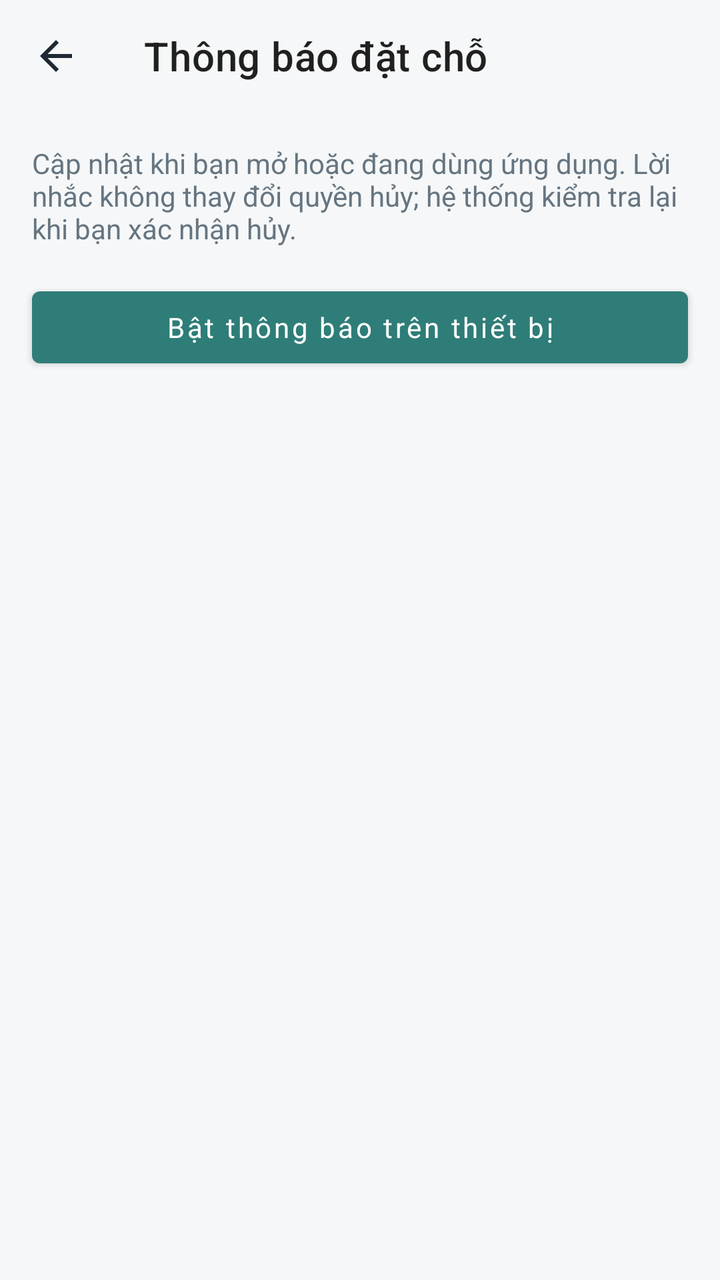
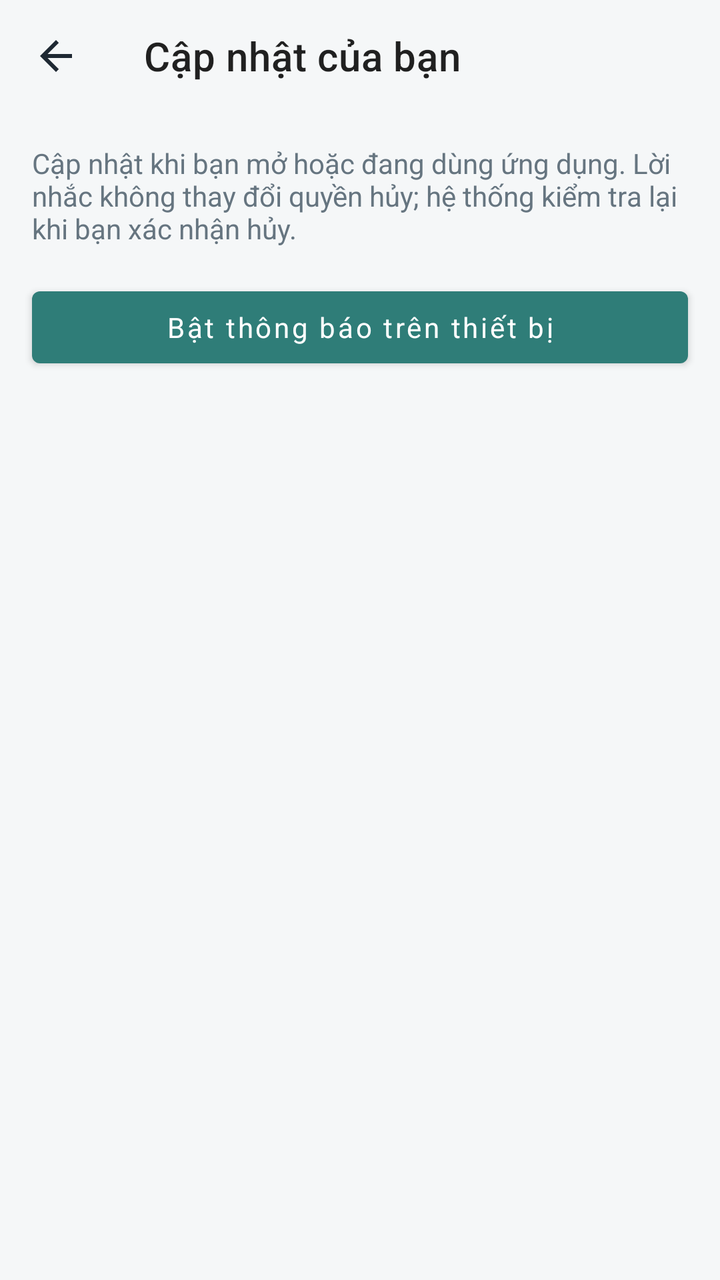

An Android layout rendered at two revisions. The XML below is the earlier revision; the diff shows what the commit changed to produce the second picture.
<!-- AndroidManifest.xml: application theme Theme.BroomSharing -->
<!-- res/layout/activity_booking_notices.xml -->
<?xml version="1.0" encoding="utf-8"?>
<LinearLayout xmlns:android="http://schemas.android.com/apk/res/android" xmlns:app="http://schemas.android.com/apk/res-auto" android:id="@+id/workspaceRoot" android:layout_width="match_parent" android:layout_height="match_parent" android:orientation="vertical" android:background="@color/screen_bg">
    <com.google.android.material.appbar.MaterialToolbar android:id="@+id/noticeToolbar" android:layout_width="match_parent" android:layout_height="?attr/actionBarSize" app:title="Thông báo đặt chỗ" app:navigationIcon="@drawable/ic_arrow_back" app:navigationContentDescription="@string/guest_detail_back" />
    <TextView android:layout_width="match_parent" android:layout_height="wrap_content" android:padding="16dp" android:text="Cập nhật khi bạn mở hoặc đang dùng ứng dụng. Lời nhắc không thay đổi quyền hủy; hệ thống kiểm tra lại khi bạn xác nhận hủy." android:textColor="@color/text_secondary" />
    <com.google.android.material.button.MaterialButton android:id="@+id/noticePermission" android:layout_width="match_parent" android:layout_height="wrap_content" android:layout_marginHorizontal="16dp" android:text="Bật thông báo trên thiết bị" android:textAllCaps="false" />
    <TextView android:id="@+id/noticeStatus" android:layout_width="match_parent" android:layout_height="wrap_content" android:padding="16dp" android:accessibilityLiveRegion="polite" />
    <androidx.recyclerview.widget.RecyclerView android:id="@+id/noticeList" android:layout_width="match_parent" android:layout_height="0dp" android:layout_weight="1" android:paddingHorizontal="16dp" />
</LinearLayout>
<!-- resources referenced by this layout -->
<resources>
  <color name="screen_bg">#F5F7F8</color>
  <color name="text_secondary">#667580</color>
  <!-- drawable ic_arrow_back (drawable) -->
  <vector xmlns:android="http://schemas.android.com/apk/res/android" android:width="24dp" android:height="24dp" android:viewportWidth="24" android:viewportHeight="24">
      <path android:fillColor="#1F2933" android:pathData="M20,11H7.8l5.6,-5.6L12,4l-8,8 8,8 1.4,-1.4L7.8,13H20z"/>
  </vector>
  <string name="guest_detail_back">Quay lại</string>
  <style name="Theme.BroomSharing" parent="Theme.MaterialComponents.DayNight.NoActionBar">
          <item name="colorPrimary">@color/teal</item>
          <item name="colorSecondary">@color/teal</item>
          <item name="colorPrimaryVariant">@color/teal_dark</item>
          <item name="colorOnPrimary">@color/white</item>
          <item name="android:fontFamily">sans-serif</item>
          <item name="android:windowLightStatusBar">true</item>
          <item name="android:statusBarColor">@color/white</item>
          <item name="android:navigationBarColor">@color/white</item>
          <item name="android:windowBackground">@color/screen_bg</item>
      </style>
  <color name="teal">#2F7D78</color>
  <color name="teal_dark">#246863</color>
  <color name="white">#FFFFFF</color>
</resources>

<!-- the commit's change to res/layout/activity_booking_notices.xml (unified diff, before → after) -->
@@ -1,8 +1,9 @@
 <?xml version="1.0" encoding="utf-8"?>
 <LinearLayout xmlns:android="http://schemas.android.com/apk/res/android" xmlns:app="http://schemas.android.com/apk/res-auto" android:id="@+id/workspaceRoot" android:layout_width="match_parent" android:layout_height="match_parent" android:orientation="vertical" android:background="@color/screen_bg">
-    <com.google.android.material.appbar.MaterialToolbar android:id="@+id/noticeToolbar" android:layout_width="match_parent" android:layout_height="?attr/actionBarSize" app:title="Thông báo đặt chỗ" app:navigationIcon="@drawable/ic_arrow_back" app:navigationContentDescription="@string/guest_detail_back" />
+    <com.google.android.material.appbar.MaterialToolbar android:id="@+id/noticeToolbar" android:layout_width="match_parent" android:layout_height="?attr/actionBarSize" app:title="Cập nhật của bạn" app:navigationIcon="@drawable/ic_arrow_back" app:navigationContentDescription="@string/guest_detail_back" />
     <TextView android:layout_width="match_parent" android:layout_height="wrap_content" android:padding="16dp" android:text="Cập nhật khi bạn mở hoặc đang dùng ứng dụng. Lời nhắc không thay đổi quyền hủy; hệ thống kiểm tra lại khi bạn xác nhận hủy." android:textColor="@color/text_secondary" />
     <com.google.android.material.button.MaterialButton android:id="@+id/noticePermission" android:layout_width="match_parent" android:layout_height="wrap_content" android:layout_marginHorizontal="16dp" android:text="Bật thông báo trên thiết bị" android:textAllCaps="false" />
     <TextView android:id="@+id/noticeStatus" android:layout_width="match_parent" android:layout_height="wrap_content" android:padding="16dp" android:accessibilityLiveRegion="polite" />
+    <com.google.android.material.button.MaterialButton android:id="@+id/noticeRetry" android:layout_width="wrap_content" android:layout_height="48dp" android:layout_gravity="center_horizontal" android:text="Thử đồng bộ lại" android:textAllCaps="false" android:visibility="gone" />
     <androidx.recyclerview.widget.RecyclerView android:id="@+id/noticeList" android:layout_width="match_parent" android:layout_height="0dp" android:layout_weight="1" android:paddingHorizontal="16dp" />
 </LinearLayout>
